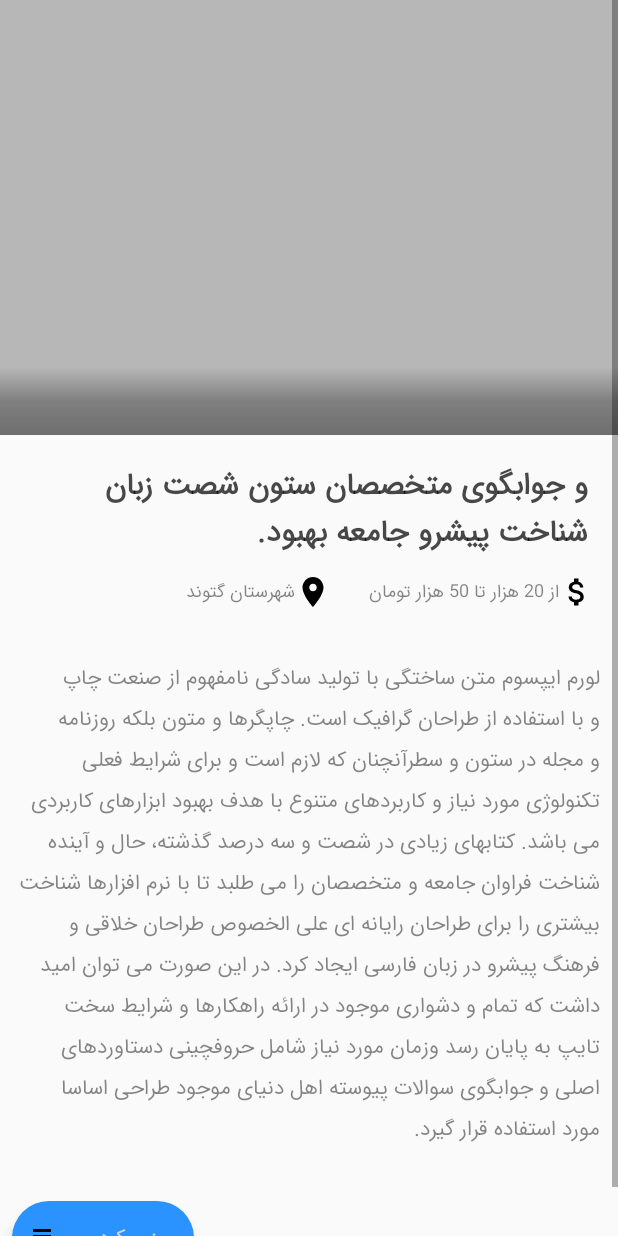
After one commit to SajjadSabzkar/Reservs, an Android app: the layout fragment_details.xml on its own in the app's theme, with its tools: preview values and no code run, on a phone screen of 412 x 824 dp. The commit adds this screen. Run offline under Robolectric (Android 15) with nearby library versions, the phone set to English and light mode, and no system bars.

Commit message:
make fragment_details.xml and change Salon.java to Salon.kt

```diff
--- /dev/null
+++ b/src/main/res/drawable/bg_gradient.xml
@@ -0,0 +1,12 @@
+<?xml version="1.0" encoding="UTF-8"?>
+<shape xmlns:android="http://schemas.android.com/apk/res/android"
+    android:shape="rectangle">
+
+    <gradient
+        android:angle="270"
+        android:centerColor="@color/overlay_dark_30"
+        android:endColor="@color/overlay_dark_40"
+        android:startColor="@android:color/transparent"
+        android:type="linear" />
+
+</shape>
--- /dev/null
+++ b/src/main/res/drawable/ic_heart.xml
@@ -0,0 +1,4 @@
+<vector android:height="24dp" android:viewportHeight="510"
+    android:viewportWidth="510" android:width="24dp" xmlns:android="http://schemas.android.com/apk/res/android">
+    <path android:fillColor="#7455C3" android:pathData="M255,489.6l-35.7,-35.7C86.7,336.6 0,257.55 0,160.65C0,81.6 61.2,20.4 140.25,20.4c43.35,0 86.7,20.4 114.75,53.55C283.05,40.8 326.4,20.4 369.75,20.4C448.8,20.4 510,81.6 510,160.65c0,96.9 -86.7,175.95 -219.3,293.25L255,489.6z"/>
+</vector>
--- /dev/null
+++ b/src/main/res/layout/fragment_details.xml
@@ -0,0 +1,197 @@
+<?xml version="1.0" encoding="utf-8"?>
+<LinearLayout xmlns:android="http://schemas.android.com/apk/res/android"
+    xmlns:app="http://schemas.android.com/apk/res-auto"
+    android:layout_width="match_parent"
+    android:layout_height="match_parent"
+    android:orientation="vertical">
+
+    <ScrollView
+        android:layout_width="match_parent"
+        android:layout_height="match_parent">
+
+        <LinearLayout
+            android:layout_width="match_parent"
+            android:layout_height="wrap_content"
+            android:orientation="vertical">
+
+
+            <androidx.core.widget.NestedScrollView
+                android:id="@+id/nested_scroll_view"
+                android:layout_width="match_parent"
+                android:layout_height="wrap_content"
+                android:clipToPadding="false"
+                android:scrollbars="none"
+                android:scrollingCache="true"
+                app:layout_behavior="@string/appbar_scrolling_view_behavior">
+
+                <LinearLayout
+                    android:layout_width="match_parent"
+                    android:layout_height="wrap_content"
+                    android:orientation="vertical">
+
+
+                    <androidx.cardview.widget.CardView
+                        android:layout_width="match_parent"
+                        android:layout_height="wrap_content"
+                        app:cardCornerRadius="0dp"
+                        app:cardElevation="2dp">
+
+                        <FrameLayout
+                            android:layout_width="match_parent"
+                            android:layout_height="wrap_content">
+
+                            <RelativeLayout
+                                android:layout_width="match_parent"
+                                android:layout_height="wrap_content">
+
+                                <androidx.viewpager.widget.ViewPager
+                                    android:id="@+id/pager"
+                                    android:layout_width="match_parent"
+                                    android:layout_height="290dp"
+                                    android:layout_alignParentStart="true"
+                                    android:layout_alignParentTop="true"
+                                    android:background="@color/grey_20"
+                                    android:foreground="@color/overlay_dark_10" />
+
+                                <RelativeLayout
+                                    android:layout_width="match_parent"
+                                    android:layout_height="wrap_content"
+                                    android:layout_alignParentBottom="true"
+                                    android:layout_centerHorizontal="true"
+                                    android:background="@drawable/bg_gradient"
+                                    android:orientation="vertical"
+                                    android:paddingLeft="@dimen/spacing_large"
+                                    android:paddingTop="@dimen/spacing_mxlarge"
+                                    android:paddingRight="@dimen/spacing_large"
+                                    android:paddingBottom="@dimen/spacing_mlarge">
+
+
+                                    <LinearLayout
+                                        android:id="@+id/layout_dots"
+                                        android:layout_width="wrap_content"
+                                        android:layout_height="wrap_content"
+                                        android:layout_alignParentEnd="true"
+                                        android:layout_alignParentRight="true"
+                                        android:layout_alignParentBottom="true"
+                                        android:layout_gravity="end"
+                                        android:gravity="center"
+                                        android:orientation="horizontal" />
+                                </RelativeLayout>
+                            </RelativeLayout>
+                        </FrameLayout>
+
+                    </androidx.cardview.widget.CardView>
+
+
+                </LinearLayout>
+
+            </androidx.core.widget.NestedScrollView>
+
+            <TextView
+                android:id="@+id/txtTitle"
+                android:layout_width="wrap_content"
+                android:layout_height="wrap_content"
+                android:layout_marginStart="8dp"
+                android:layout_marginTop="15dp"
+                android:layout_marginEnd="8dp"
+                android:fontFamily="@font/iransans"
+                android:paddingStart="12dp"
+                android:paddingEnd="12dp"
+                android:text="و جوابگوی متخصصان ستون شصت زبان شناخت پیشرو جامعه بهبود."
+                android:textColor="#b7000000"
+                android:textSize="20dp"
+                android:textStyle="bold" />
+
+
+            <LinearLayout
+                android:layout_width="wrap_content"
+                android:layout_height="wrap_content"
+                android:layout_gravity="end"
+                android:layout_marginTop="10dp"
+                android:layout_marginEnd="15dp"
+                android:layout_marginBottom="15dp"
+                android:orientation="horizontal">
+
+                <LinearLayout
+                    android:layout_width="wrap_content"
+                    android:layout_height="wrap_content"
+                    android:gravity="center"
+                    android:orientation="horizontal">
+
+                    <TextView
+                        android:id="@+id/txtCityName"
+                        android:layout_width="wrap_content"
+                        android:layout_height="wrap_content"
+                        android:layout_marginStart="10dp"
+                        android:fontFamily="@font/iransans"
+                        android:text="شهرستان گتوند"
+                        android:textColor="#79000000"
+                        android:textSize="12dp" />
+
+                    <ImageView
+                        android:layout_width="wrap_content"
+                        android:layout_height="wrap_content"
+                        app:srcCompat="@drawable/ic_location" />
+
+
+                </LinearLayout>
+
+                <LinearLayout
+                    android:layout_width="wrap_content"
+                    android:layout_height="wrap_content"
+                    android:layout_marginLeft="15dp"
+                    android:gravity="center"
+                    android:orientation="horizontal">
+
+                    <TextView
+                        android:id="@+id/txtPrice"
+                        android:layout_width="wrap_content"
+                        android:layout_height="wrap_content"
+                        android:layout_marginStart="10dp"
+                        android:fontFamily="@font/iransans"
+                        android:text="از 20 هزار تا 50 هزار تومان"
+                        android:textColor="#79000000"
+                        android:textSize="12dp" />
+
+                    <ImageView
+                        android:layout_width="wrap_content"
+                        android:layout_height="wrap_content"
+                        app:srcCompat="@drawable/ic_money" />
+                </LinearLayout>
+            </LinearLayout>
+
+
+            <TextView
+                android:id="@+id/txtDescription"
+                android:layout_width="wrap_content"
+                android:layout_height="wrap_content"
+                android:layout_marginTop="5dp"
+                android:layout_marginBottom="15dp"
+                android:fontFamily="@font/iransans"
+                android:gravity="start"
+                android:lineSpacingExtra="5dp"
+                android:padding="12dp"
+                android:text="لورم ایپسوم متن ساختگی با تولید سادگی نامفهوم از صنعت چاپ و با استفاده از طراحان گرافیک است. چاپگرها و متون بلکه روزنامه و مجله در ستون و سطرآنچنان که لازم است و برای شرایط فعلی تکنولوژی مورد نیاز و کاربردهای متنوع با هدف بهبود ابزارهای کاربردی می باشد. کتابهای زیادی در شصت و سه درصد گذشته، حال و آینده شناخت فراوان جامعه و متخصصان را می طلبد تا با نرم افزارها شناخت بیشتری را برای طراحان رایانه ای علی الخصوص طراحان خلاقی و فرهنگ پیشرو در زبان فارسی ایجاد کرد. در این صورت می توان امید داشت که تمام و دشواری موجود در ارائه راهکارها و شرایط سخت تایپ به پایان رسد وزمان مورد نیاز شامل حروفچینی دستاوردهای اصلی و جوابگوی سوالات پیوسته اهل دنیای موجود طراحی اساسا مورد استفاده قرار گیرد."
+                android:textColor="#79000000"
+                android:textSize="14sp" />
+
+            <com.google.android.material.floatingactionbutton.ExtendedFloatingActionButton
+                android:id="@+id/floatGoToReserve"
+                android:layout_width="wrap_content"
+                android:layout_height="wrap_content"
+                android:layout_margin="8dp"
+                android:contentDescription="@string/reserve"
+                android:fontFamily="@font/iransans"
+                android:padding="12dp"
+                android:text="@string/reserve"
+                android:textColor="@color/white"
+                app:backgroundTint="@color/colorDialogButton"
+                app:icon="@drawable/ic_reserve"
+                app:layout_anchor="@id/txtDescription"
+                app:layout_anchorGravity="top|start|left" />
+
+        </LinearLayout>
+    </ScrollView>
+
+
+</LinearLayout>
--- a/src/main/res/values/colors.xml
+++ b/src/main/res/values/colors.xml
@@ -17,4 +17,15 @@
     <color name="colorCancel">#F9467E</color>
     <color name="colorInProcess">#FCB949</color>
     <color name="colorFuture">#33ACFD</color>
+
+    <color name="overlay_dark_30">#4D000000</color>
+    <color name="overlay_dark_40">#66000000</color>
+
+    <color name="grey_80">#37474F</color>
+    <color name="grey_90">#263238</color>
+    <color name="grey_60">#666666</color>
+    <color name="grey_10">#e6e6e6</color>
+    <color name="grey_20">#cccccc</color>
+    <color name="overlay_dark_10">#1A000000</color>
+
 </resources>
--- a/src/main/res/values/dimens.xml
+++ b/src/main/res/values/dimens.xml
@@ -3,4 +3,8 @@
     <dimen name="actionbar_text_size">20dp</dimen>
     <dimen name="body_text_size">18dp</dimen>
     <dimen name="label_text_size">14dp</dimen>
+
+    <dimen name="spacing_large">15dp</dimen>
+    <dimen name="spacing_mlarge">20dp</dimen>
+    <dimen name="spacing_mxlarge">25dp</dimen>
 </resources>
--- a/src/main/res/values/strings.xml
+++ b/src/main/res/values/strings.xml
@@ -51,4 +51,5 @@
     <string name="your_password_changed">رمز شما تغییر کرد.</string>
     <string name="new_password_most_have_3_letter">رمز جدید باید بیشتر از سه حرف داشته باشد.</string>
     <string name="password_wrong">رمز عبور وارد شده اشتباه است.</string>
+    <string name="reserve">رزرو کردن</string>
 </resources>
```
Also changed, not shown: src/main/java/ir/reservs/reservs/adapter/SalonAdapter.java (deleted, +0 -71 lines), src/main/java/ir/reservs/reservs/model/Salon.java (deleted, +0 -63 lines), src/main/java/ir/reservs/reservs/model/Salon.kt (added, +12 -0 lines), src/main/res/drawable/ic_call.xml (added, +9 -0 lines), src/main/res/drawable/ic_circle.xml (added, +9 -0 lines), src/main/res/drawable/ic_online.xml (added, +9 -0 lines), src/main/res/drawable/ic_shippi.xml (added, +9 -0 lines), src/main/res/drawable/rectangle.xml (added, +11 -0 lines), src/main/res/layout/activity_detail.xml (deleted, +0 -48 lines), src/main/res/layout/content_detail.xml (deleted, +0 -12 lines).
